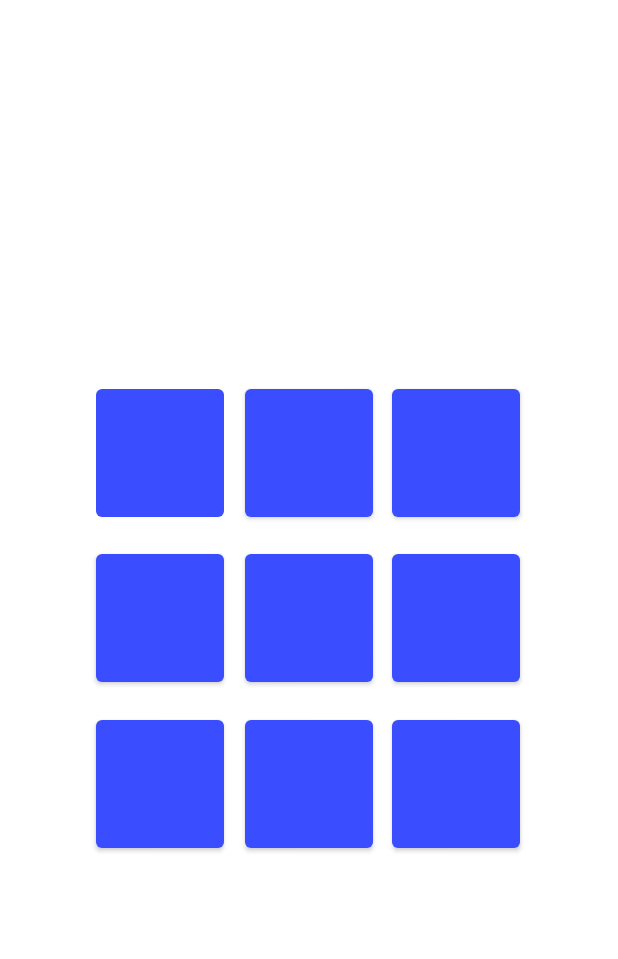
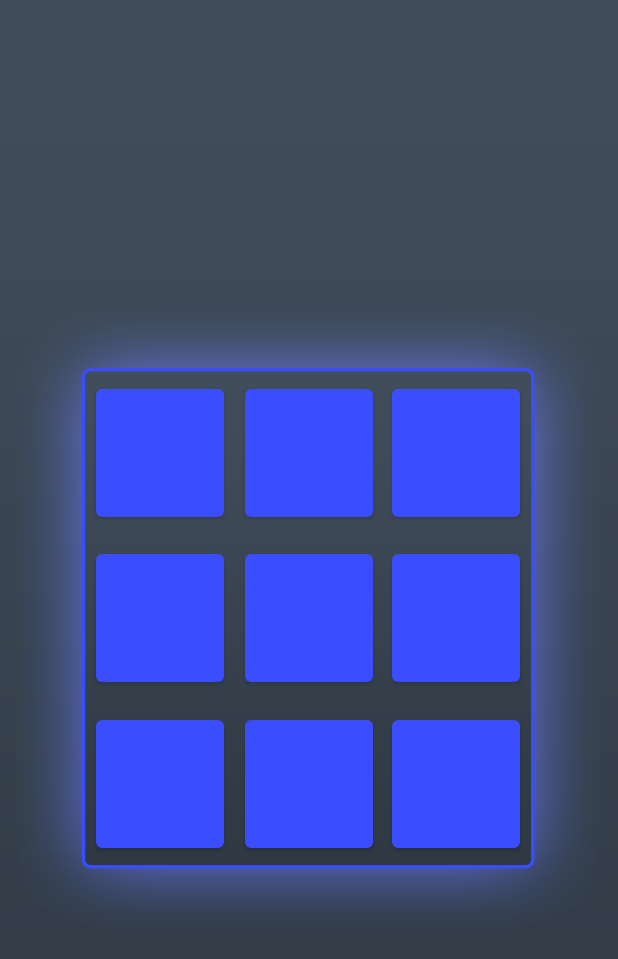
Before and after one commit to NateAgcaoili/Android-Simon-Says-Game, an Android app: the GameActivity screen opened directly, with no data from a screen before it, on a phone screen of 412 x 824 dp. Shown: the top 959 px of the screen. Run offline under Robolectric (Android 15) with nearby library versions, the phone set to English and light mode, and no system bars.

```diff
--- a/SimonSays/app/src/main/java/com/georgiasouthern/simonsays/GameActivity.java
+++ b/SimonSays/app/src/main/java/com/georgiasouthern/simonsays/GameActivity.java
@@ -3,7 +3,10 @@ package com.georgiasouthern.simonsays;
 import androidx.appcompat.app.AppCompatActivity;
 
 import android.graphics.Color;
+import android.graphics.drawable.Drawable;
+import android.os.AsyncTask;
 import android.os.Bundle;
+import android.os.SystemClock;
 import android.view.View;
 import android.widget.Button;
 
@@ -14,10 +17,14 @@ import java.util.concurrent.TimeUnit;
 public class GameActivity extends AppCompatActivity {
 
     int currentRound;
+    int playerIndex;
+    int blueColor;
+    int redColor;
     boolean running;
     boolean playerTurn;
-    Button[] buttons;
-    ArrayList<Integer> simonSequence = new ArrayList<Integer>();
+    Button[] gameButtons;
+    Drawable[] backgrounds;
+    ArrayList<Integer> simonSequence = new ArrayList<>();
 
     @Override
     protected void onCreate(Bundle savedInstanceState) {
@@ -26,24 +33,77 @@ public class GameActivity extends AppCompatActivity {
         setContentView(R.layout.activity_game);
 
         currentRound = 1;
+        playerIndex = 0;
+        blueColor = getResources().getColor(R.color.theme_blue);
+        redColor = getResources().getColor(R.color.theme_red);
         running = true;
         playerTurn = false;
-        buttons = new Button[]{
+        gameButtons = new Button[]{
                 findViewById(R.id.butOne), findViewById(R.id.butTwo), findViewById(R.id.butThree),
                 findViewById(R.id.butFour), findViewById(R.id.butFive), findViewById(R.id.butSix),
                 findViewById(R.id.butSeven), findViewById(R.id.butEight), findViewById(R.id.butNine)};
-    }
-
-    @Override
-    protected void onStart() {
-        super.onStart();
-        addToSequence();
-        showButtons();
+        backgrounds = new Drawable[]{
+                getResources().getDrawable(R.drawable.title_bg),  getResources().getDrawable(R.drawable.game_bg),
+                getResources().getDrawable(R.drawable.game_over_bg)};
+        playGame();
     }
 
     @Override
     public void onBackPressed() {
 
+    }
+
+    public void toggleButtons() {
+        if (playerTurn){
+            for (int i = 0; i < 9; i++) {
+                gameButtons[i].setEnabled(true);
+            }
+        } else {
+            for (int i = 0; i < 9; i++) {
+                gameButtons[i].setEnabled(false);
+            }
+        }
+
+    }
+
+    public void playGame() {
+        if (!running) {
+            gameOver();
+        } else if (!playerTurn) {
+            addToSequence();
+            new DisplaySequence().execute();
+        } else if (playerTurn) {
+            if (playerIndex == currentRound) {
+                currentRound++;
+                playerIndex = 0;
+                playerTurn = false;
+                toggleButtons();
+                playGame();
+            }
+        }
+    }
+
+    public void gameButtonClick(View view) {
+        Button buttonClicked = findViewById(view.getId());
+        if (gameButtons[simonSequence.get(playerIndex)] == buttonClicked) {
+            playerIndex++;
+        } else {
+            running = false;
+        }
+        playGame();
+    }
+
+    public void gameOver() {
+        playerTurn = false;
+        for (int i = 0; i < 9; i++) {
+            gameButtons[i].setBackgroundColor(redColor);
+        }
+        toggleButtons();
+        setActivityBackground(backgrounds[2]);
+    }
+
+    public void setActivityBackground(Drawable background) {
+        findViewById(R.id.game).setBackground(background);
     }
 
     public void addToSequence() {
@@ -52,22 +112,27 @@ public class GameActivity extends AppCompatActivity {
         simonSequence.add(newInt);
     }
 
-    public void displaySequence() throws InterruptedException {
-        for (int i = 0; i < simonSequence.size(); i++) {
-            buttons[simonSequence.get(i)].setBackgroundColor(Color.GREEN);
-            buttons[simonSequence.get(i)].setBackgroundColor(Color.BLUE);
+    public class DisplaySequence extends AsyncTask<Integer, Integer, Double> {
+
+        @Override
+        protected Double doInBackground(Integer... integers) {
+            for (int i = 0; i < simonSequence.size(); i++) {
+                SystemClock.sleep(500);
+                publishProgress(i, Color.WHITE);
+                SystemClock.sleep(500);
+                publishProgress(i, blueColor);
+            }
+            return null;
         }
-    }
 
-    public void playGame(boolean isPlayersTurn) {
-        if (!running) {
+        protected void onProgressUpdate(Integer...params) {
+            gameButtons[simonSequence.get(params[0])].setBackgroundColor(params[1]);
+        }
 
-        }
-    }
-
-    public void showButtons() {
-        for (int i = 0; i < 9; i++) {
-            buttons[i].setVisibility(View.VISIBLE);
+        protected void onPostExecute(Double result) {
+            playerTurn = true;
+            toggleButtons();
+            playGame();
         }
     }
 }
--- a/SimonSays/app/src/main/res/layout/activity_game.xml
+++ b/SimonSays/app/src/main/res/layout/activity_game.xml
@@ -4,17 +4,21 @@
     xmlns:tools="http://schemas.android.com/tools"
     android:layout_width="match_parent"
     android:layout_height="match_parent"
+    android:background="@drawable/game_bg"
+    android:id="@+id/game"
     tools:context=".GameActivity">
 
     <Button
         android:id="@+id/butFive"
         android:layout_width="85dp"
         android:layout_height="85dp"
+        android:enabled="false"
         android:insetTop="0dp"
         android:insetBottom="0dp"
-        android:visibility="visible"
+        android:onClick="gameButtonClick"
         app:backgroundTint="@color/theme_blue"
         app:iconTint="@color/purple_700"
+        app:rippleColor="@color/white"
         app:layout_constraintBottom_toBottomOf="parent"
         app:layout_constraintEnd_toEndOf="parent"
         app:layout_constraintStart_toStartOf="parent"
@@ -24,11 +28,13 @@
         android:id="@+id/butTwo"
         android:layout_width="85dp"
         android:layout_height="85dp"
+        android:enabled="false"
         android:insetTop="0dp"
         android:insetBottom="0dp"
-        android:visibility="visible"
+        android:onClick="gameButtonClick"
         app:backgroundTint="@color/theme_blue"
         app:iconTint="@color/purple_700"
+        app:rippleColor="@color/white"
         app:layout_constraintBottom_toBottomOf="parent"
         app:layout_constraintEnd_toEndOf="parent"
         app:layout_constraintStart_toStartOf="parent"
@@ -39,11 +45,13 @@
         android:id="@+id/butThree"
         android:layout_width="85dp"
         android:layout_height="85dp"
+        android:enabled="false"
         android:insetTop="0dp"
         android:insetBottom="0dp"
-        android:visibility="visible"
+        android:onClick="gameButtonClick"
         app:backgroundTint="@color/theme_blue"
         app:iconTint="@color/purple_700"
+        app:rippleColor="@color/white"
         app:layout_constraintBottom_toBottomOf="parent"
         app:layout_constraintEnd_toEndOf="parent"
         app:layout_constraintHorizontal_bias="0.8"
@@ -55,11 +63,13 @@
         android:id="@+id/butSix"
         android:layout_width="85dp"
         android:layout_height="85dp"
+        android:enabled="false"
         android:insetTop="0dp"
         android:insetBottom="0dp"
-        android:visibility="visible"
+        android:onClick="gameButtonClick"
         app:backgroundTint="@color/theme_blue"
         app:iconTint="@color/purple_700"
+        app:rippleColor="@color/white"
         app:layout_constraintBottom_toBottomOf="parent"
         app:layout_constraintEnd_toEndOf="parent"
         app:layout_constraintHorizontal_bias="0.8"
@@ -70,11 +80,13 @@
         android:id="@+id/butNine"
         android:layout_width="85dp"
         android:layout_height="85dp"
+        android:enabled="false"
         android:insetTop="0dp"
         android:insetBottom="0dp"
-        android:visibility="visible"
+        android:onClick="gameButtonClick"
         app:backgroundTint="@color/theme_blue"
         app:iconTint="@color/purple_700"
+        app:rippleColor="@color/white"
         app:layout_constraintBottom_toBottomOf="parent"
         app:layout_constraintEnd_toEndOf="parent"
         app:layout_constraintHorizontal_bias="0.8"
@@ -89,9 +101,10 @@
         android:enabled="false"
         android:insetTop="0dp"
         android:insetBottom="0dp"
-        android:visibility="visible"
+        android:onClick="gameButtonClick"
         app:backgroundTint="@color/theme_blue"
         app:iconTint="@color/purple_700"
+        app:rippleColor="@color/white"
         app:layout_constraintBottom_toBottomOf="parent"
         app:layout_constraintEnd_toEndOf="parent"
         app:layout_constraintHorizontal_bias="0.196"
@@ -103,11 +116,13 @@
         android:id="@+id/butFour"
         android:layout_width="85dp"
         android:layout_height="85dp"
+        android:enabled="false"
         android:insetTop="0dp"
         android:insetBottom="0dp"
-        android:visibility="visible"
+        android:onClick="gameButtonClick"
         app:backgroundTint="@color/theme_blue"
         app:iconTint="@color/purple_700"
+        app:rippleColor="@color/white"
         app:layout_constraintBottom_toBottomOf="parent"
         app:layout_constraintEnd_toEndOf="parent"
         app:layout_constraintHorizontal_bias="0.196"
@@ -118,11 +133,13 @@
         android:id="@+id/butSeven"
         android:layout_width="85dp"
         android:layout_height="85dp"
+        android:enabled="false"
         android:insetTop="0dp"
         android:insetBottom="0dp"
-        android:visibility="visible"
+        android:onClick="gameButtonClick"
         app:backgroundTint="@color/theme_blue"
         app:iconTint="@color/purple_700"
+        app:rippleColor="@color/white"
         app:layout_constraintBottom_toBottomOf="parent"
         app:layout_constraintEnd_toEndOf="parent"
         app:layout_constraintHorizontal_bias="0.196"
@@ -134,11 +151,13 @@
         android:id="@+id/butEight"
         android:layout_width="85dp"
         android:layout_height="85dp"
+        android:enabled="false"
         android:insetTop="0dp"
         android:insetBottom="0dp"
-        android:visibility="visible"
+        android:onClick="gameButtonClick"
         app:backgroundTint="@color/theme_blue"
         app:iconTint="@color/purple_700"
+        app:rippleColor="@color/white"
         app:layout_constraintBottom_toBottomOf="parent"
         app:layout_constraintEnd_toEndOf="parent"
         app:layout_constraintStart_toStartOf="parent"
```
Also changed, not shown: SimonSays/app/src/main/java/com/georgiasouthern/simonsays/MainActivity.java (+7 -7 lines), SimonSays/app/src/main/res/layout/activity_main.xml (+9 -0 lines).
